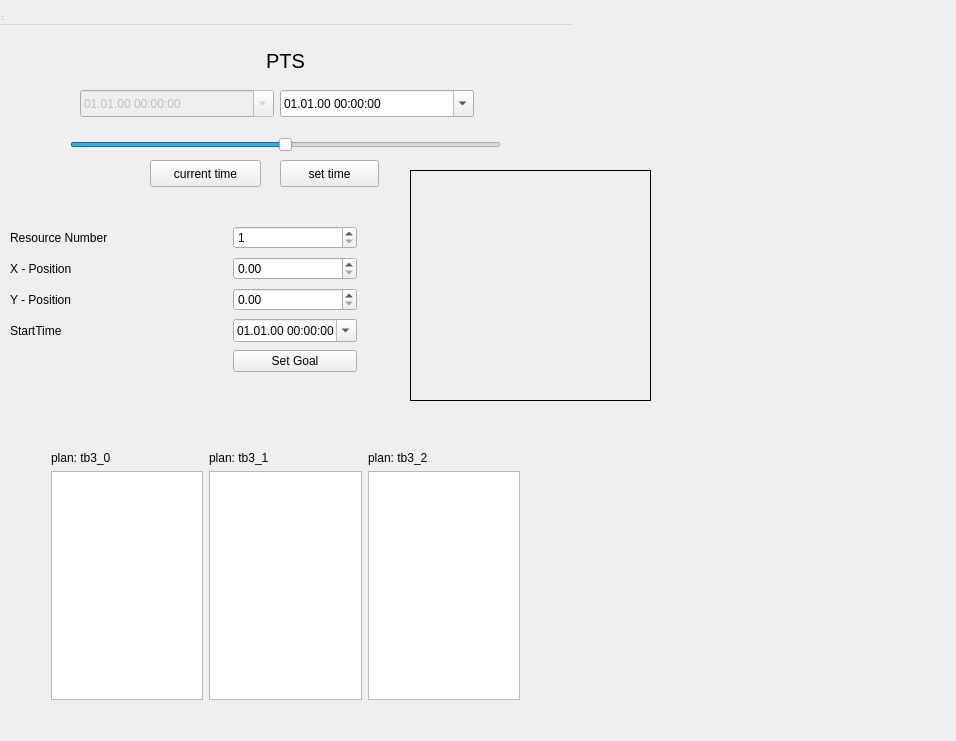
Qt form scrollable_timeline/resource/ScrollableTimeline.ui (VirtualVale/ProjectPath) before a commit.
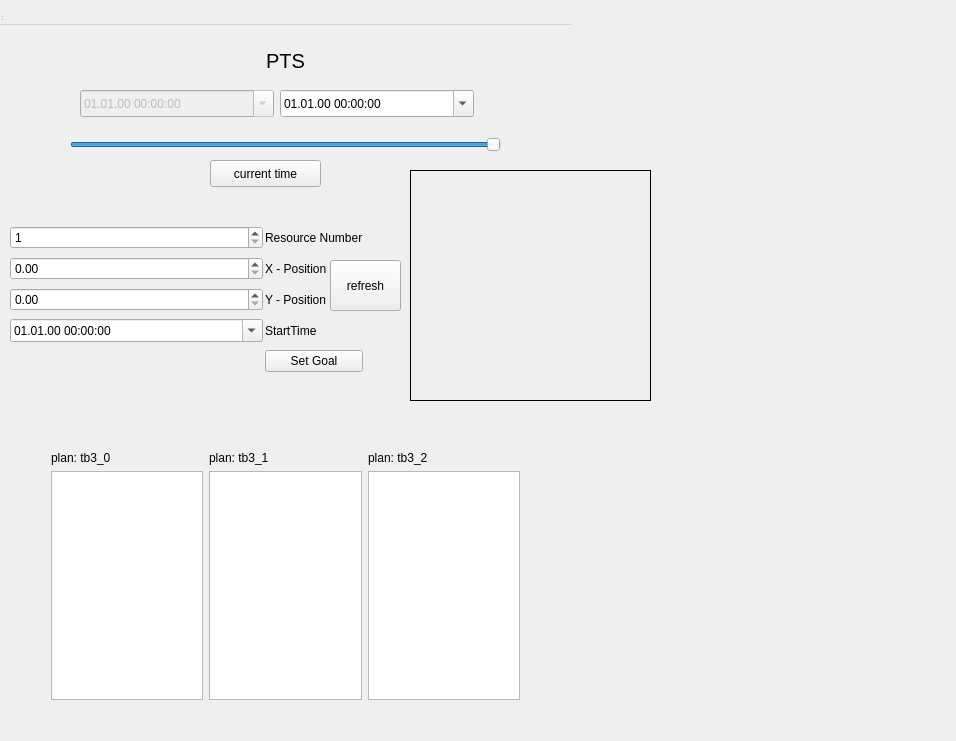
The same form after that commit. Icons and pictures are not drawn.

Commit message: ui finished apart from the plan items. Next step is a new path organization.

What changed in the file:
```diff
--- a/scrollable_timeline/resource/ScrollableTimeline.ui
+++ b/scrollable_timeline/resource/ScrollableTimeline.ui
@@ -35,13 +35,13 @@
      <number>0</number>
     </property>
     <property name="maximum">
-     <number>3600</number>
+     <number>600</number>
     </property>
     <property name="singleStep">
      <number>1</number>
     </property>
     <property name="value">
-     <number>1800</number>
+     <number>600</number>
     </property>
     <property name="orientation">
      <enum>Qt::Horizontal</enum>
@@ -53,7 +53,7 @@
    <widget class="QPushButton" name="currentTime_button">
     <property name="geometry">
      <rect>
-      <x>150</x>
+      <x>210</x>
       <y>120</y>
       <width>111</width>
       <height>27</height>
@@ -87,19 +87,6 @@
      <number>0</number>
     </property>
    </widget>
-   <widget class="QPushButton" name="setTime_pushButton">
-    <property name="geometry">
-     <rect>
-      <x>280</x>
-      <y>120</y>
-      <width>99</width>
-      <height>27</height>
-     </rect>
-    </property>
-    <property name="text">
-     <string>set time</string>
-    </property>
-   </widget>
    <widget class="QDateTimeEdit" name="input_dateTimeEdit">
     <property name="geometry">
      <rect>
@@ -171,7 +158,7 @@
     <rect>
      <x>10</x>
      <y>210</y>
-     <width>358</width>
+     <width>364</width>
      <height>181</height>
     </rect>
    </property>
@@ -189,23 +176,6 @@
      <number>3</number>
     </property>
     <item row="0" column="0">
-     <widget class="QLabel" name="resource_label">
-      <property name="text">
-       <string>Resource Number</string>
-      </property>
-     </widget>
-    </item>
-    <item row="1" column="1">
-     <widget class="QDoubleSpinBox" name="position_x_doubleSpinBox"/>
-    </item>
-    <item row="4" column="1">
-     <widget class="QPushButton" name="goal_pushButton">
-      <property name="text">
-       <string>Set Goal</string>
-      </property>
-     </widget>
-    </item>
-    <item row="0" column="1">
      <widget class="QSpinBox" name="resource_spinBox">
       <property name="minimum">
        <number>1</number>
@@ -215,24 +185,31 @@
       </property>
      </widget>
     </item>
-    <item row="1" column="0">
-     <widget class="QLabel" name="position_x_label">
-      <property name="text">
-       <string>X - Position</string>
-      </property>
-     </widget>
-    </item>
-    <item row="2" column="1">
-     <widget class="QDoubleSpinBox" name="position_y_doubleSpinBox"/>
-    </item>
-    <item row="2" column="0">
+    <item row="5" column="1">
      <widget class="QLabel" name="position_y_label">
       <property name="text">
        <string>Y - Position</string>
       </property>
      </widget>
     </item>
-    <item row="4" column="0">
+    <item row="0" column="1">
+     <widget class="QLabel" name="resource_label">
+      <property name="text">
+       <string>Resource Number</string>
+      </property>
+     </widget>
+    </item>
+    <item row="3" column="0">
+     <widget class="QDoubleSpinBox" name="position_x_doubleSpinBox"/>
+    </item>
+    <item row="8" column="1">
+     <widget class="QPushButton" name="goal_pushButton">
+      <property name="text">
+       <string>Set Goal</string>
+      </property>
+     </widget>
+    </item>
+    <item row="8" column="0">
      <spacer name="horizontalSpacer">
       <property name="orientation">
        <enum>Qt::Horizontal</enum>
@@ -246,6 +223,23 @@
      </spacer>
     </item>
     <item row="3" column="1">
+     <widget class="QLabel" name="position_x_label">
+      <property name="text">
+       <string>X - Position</string>
+      </property>
+     </widget>
+    </item>
+    <item row="7" column="1">
+     <widget class="QLabel" name="start_time_label">
+      <property name="text">
+       <string>StartTime</string>
+      </property>
+     </widget>
+    </item>
+    <item row="5" column="0">
+     <widget class="QDoubleSpinBox" name="position_y_doubleSpinBox"/>
+    </item>
+    <item row="7" column="0">
      <widget class="QDateTimeEdit" name="startTime_dateTimeEdit">
       <property name="currentSection">
        <enum>QDateTimeEdit::DaySection</enum>
@@ -258,13 +252,6 @@
       </property>
      </widget>
     </item>
-    <item row="3" column="0">
-     <widget class="QLabel" name="start_time_label">
-      <property name="text">
-       <string>StartTime</string>
-      </property>
-     </widget>
-    </item>
    </layout>
   </widget>
   <widget class="QWidget" name="gridLayoutWidget_2">
@@ -352,6 +339,19 @@
     <bool>false</bool>
    </property>
   </widget>
+  <widget class="QPushButton" name="refresh_pushButton">
+   <property name="geometry">
+    <rect>
+     <x>330</x>
+     <y>260</y>
+     <width>71</width>
+     <height>51</height>
+    </rect>
+   </property>
+   <property name="text">
+    <string>refresh</string>
+   </property>
+  </widget>
  </widget>
  <layoutdefault spacing="6" margin="11"/>
  <resources/>
```
Left out of the diff: 16 changed lines with no effect on the pictures. The commit also changes 3 other files.
